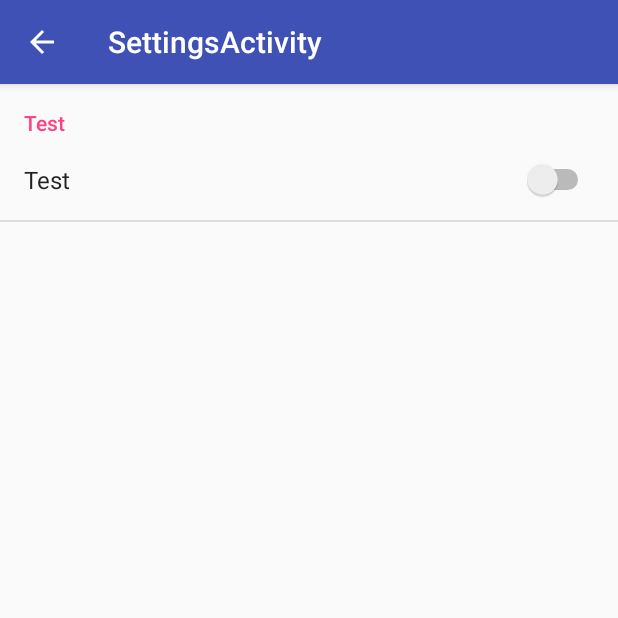
After one commit to PHOENIX26012000/SC-App, an Android app: the SettingsActivity screen opened directly, with no data from a screen before it, on a phone screen of 412 x 824 dp, the top half of it. The commit adds this screen. Run offline under Robolectric (Android 15) with nearby library versions, the phone set to English and light mode, and no system bars.

Commit message:
Implement basic settings functionality.

```diff
--- a/SmartCitiesApp/app/build.gradle
+++ b/SmartCitiesApp/app/build.gradle
@@ -23,4 +23,6 @@ dependencies {
     compile fileTree(dir: 'libs', include: ['*.jar'])
     testCompile 'junit:junit:4.12'
     compile 'com.android.support:appcompat-v7:23.3.0'
+    compile 'com.android.support:design:23.3.0'
+    compile 'com.android.support:support-v4:23.3.0'
 }
--- /dev/null
+++ b/SmartCitiesApp/app/src/main/java/de/ifgi/sc/smartcitiesapp/main/SettingsActivity.java
@@ -0,0 +1,18 @@
+package de.ifgi.sc.smartcitiesapp.main;
+
+import android.support.v7.app.AppCompatActivity;
+import android.os.Bundle;
+
+public class SettingsActivity extends AppCompatActivity {
+
+    @Override
+    protected void onCreate(Bundle savedInstanceState) {
+        super.onCreate(savedInstanceState);
+
+        // Display the fragment as the main content.
+        getFragmentManager().beginTransaction()
+                .replace(android.R.id.content, new SettingsFragment())
+                .commit();
+
+    }
+}
--- /dev/null
+++ b/SmartCitiesApp/app/src/main/java/de/ifgi/sc/smartcitiesapp/main/SettingsFragment.java
@@ -0,0 +1,31 @@
+package de.ifgi.sc.smartcitiesapp.main;
+
+
+import android.os.Bundle;
+import android.preference.PreferenceFragment;
+import android.support.v4.app.Fragment;
+import android.view.LayoutInflater;
+import android.view.View;
+import android.view.ViewGroup;
+import android.widget.TextView;
+
+import de.ifgi.sc.smartcitiesapp.R;
+
+/**
+ * A simple {@link Fragment} subclass.
+ */
+public class SettingsFragment extends PreferenceFragment {
+
+
+    public SettingsFragment() {
+        // Required empty public constructor
+    }
+
+    @Override
+    public void onCreate(Bundle savedInstanceState) {
+        super.onCreate(savedInstanceState);
+
+        // Load the preferences from an XML resource
+        addPreferencesFromResource(R.xml.preferences);
+    }
+}
--- /dev/null
+++ b/SmartCitiesApp/app/src/main/res/menu/main_menu.xml
@@ -0,0 +1,6 @@
+<?xml version="1.0" encoding="utf-8"?>
+<menu xmlns:android="http://schemas.android.com/apk/res/android">
+    <item
+        android:id="@+id/menu_item_settings"
+        android:title="@string/menu_item_settings" />
+</menu>
--- a/SmartCitiesApp/app/src/main/res/values/dimens.xml
+++ b/SmartCitiesApp/app/src/main/res/values/dimens.xml
@@ -2,4 +2,5 @@
     <!-- Default screen margins, per the Android Design guidelines. -->
     <dimen name="activity_horizontal_margin">16dp</dimen>
     <dimen name="activity_vertical_margin">16dp</dimen>
+    <dimen name="fab_margin">16dp</dimen>
 </resources>
--- /dev/null
+++ b/SmartCitiesApp/app/src/main/res/values/strings-activity-settings.xml
@@ -0,0 +1,10 @@
+<?xml version="1.0" encoding="utf-8"?>
+<resources>
+
+    !-- Settings headers -->
+    <string name="pref_header_test">Test</string>
+
+    !-- Settings items -->
+    <string name="pref_item_test">Test</string>
+
+</resources>
--- a/SmartCitiesApp/app/src/main/res/values/strings.xml
+++ b/SmartCitiesApp/app/src/main/res/values/strings.xml
@@ -1,6 +1,12 @@
+<?xml version="1.0" encoding="utf-8"?>
 <resources>
+
+    !-- App and Activity Names -->
     <string name="app_name">SmartCitiesApp</string>
+    <string name="title_activity_main">SmartCitiesApp</string>
+    <string name="title_activity_settings">SettingsActivity</string>
 
     !-- Menu items -->
     <string name="menu_item_settings">Settings</string>
+
 </resources>
--- /dev/null
+++ b/SmartCitiesApp/app/src/main/res/xml/preferences.xml
@@ -0,0 +1,15 @@
+<?xml version="1.0" encoding="utf-8"?>
+<PreferenceScreen xmlns:android="http://schemas.android.com/apk/res/android">
+
+    <PreferenceCategory
+        android:key="pref_category_key_map"
+        android:title="@string/pref_header_test">
+
+        <SwitchPreference
+            android:key="pref_key_map_follow"
+            android:title="@string/pref_item_test"
+            android:defaultValue="false" />
+
+    </PreferenceCategory>
+
+</PreferenceScreen>
```
Also changed, not shown: SmartCitiesApp/app/src/main/AndroidManifest.xml (+16 -1 lines), SmartCitiesApp/app/src/main/java/de/ifgi/sc/smartcitiesapp/main/MainActivity.java (+19 -0 lines), SmartCitiesApp/app/src/main/res/menu/menu_settings.xml (added, +10 -0 lines), SmartCitiesApp/app/src/main/res/values-v21/styles.xml (added, +9 -0 lines), SmartCitiesApp/app/src/main/res/values/styles.xml (+9 -0 lines).
